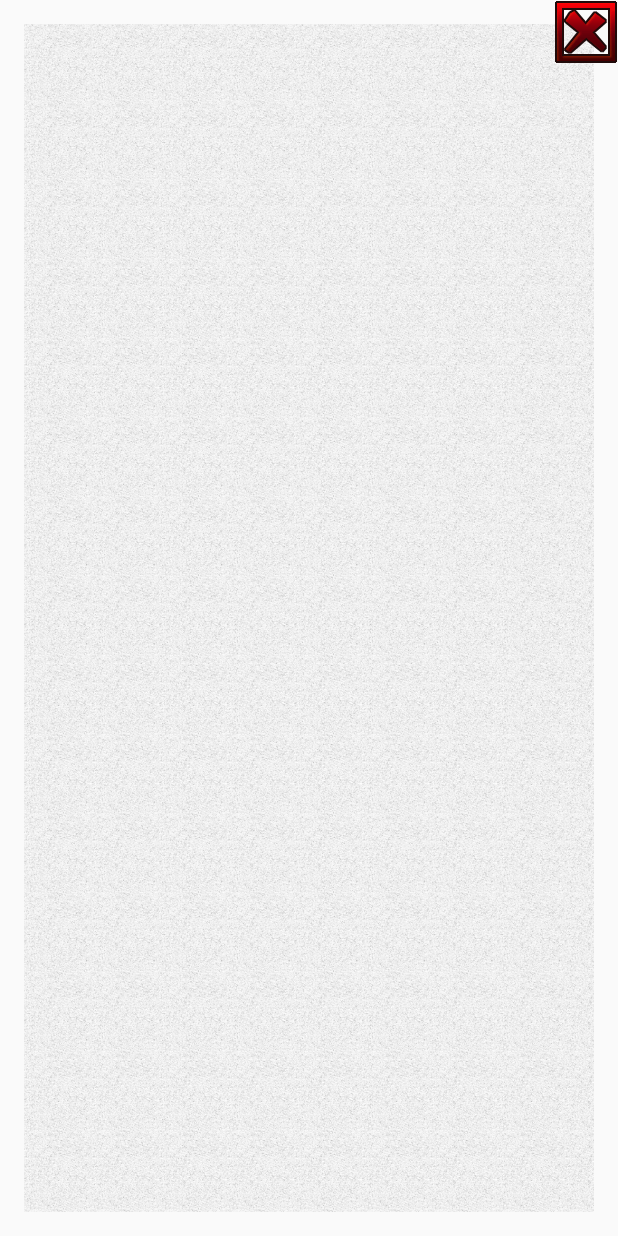
After one commit to ximsfei/ImpossibleRush, an Android app: the layout activity_rankings.xml on its own in the app's theme, with its tools: preview values and no code run, on a phone screen of 412 x 824 dp. The commit adds this screen. Run offline under Robolectric (Android 15) with nearby library versions, the phone set to English and light mode, and no system bars.

Commit message:
Settings Rankings
Signed-off-by: pengfengwang <550616352@qq.com>

```diff
--- a/app/src/main/java/com/ximsfei/rush/PlayGameActivity.java
+++ b/app/src/main/java/com/ximsfei/rush/PlayGameActivity.java
@@ -108,12 +108,12 @@ public class PlayGameActivity extends AppCompatActivity {
         mMediaPlayer = new MediaPlayer();
         mMediaPlayer.setAudioStreamType(AudioManager.STREAM_MUSIC);
         resetMusic();
+        startGame();
     }
 
     @Override
     protected void onStart() {
         super.onStart();
-        startGame();
     }
 
     @Override
--- /dev/null
+++ b/app/src/main/res/layout/activity_rankings.xml
@@ -0,0 +1,24 @@
+<?xml version="1.0" encoding="utf-8"?>
+<RelativeLayout xmlns:android="http://schemas.android.com/apk/res/android"
+    android:layout_width="match_parent"
+    android:layout_height="match_parent"
+    android:background="@android:color/transparent">
+
+    <RelativeLayout
+        android:layout_width="match_parent"
+        android:layout_height="match_parent"
+        android:layout_margin="@dimen/activity_vertical_margin"
+        android:background="@drawable/background"
+        android:orientation="vertical">
+
+    </RelativeLayout>
+
+    <ImageView
+        android:id="@+id/close"
+        android:layout_width="wrap_content"
+        android:layout_height="wrap_content"
+        android:layout_alignParentRight="true"
+        android:layout_alignParentTop="true"
+        android:src="@drawable/btn_close" />
+
+</RelativeLayout>
--- a/app/src/main/res/values/styles.xml
+++ b/app/src/main/res/values/styles.xml
@@ -9,4 +9,9 @@
         <item name="android:windowFullscreen">true</item>
     </style>
 
+    <style name="AppTheme.Dialog" parent="Theme.AppCompat.Light.Dialog">
+        <item name="windowNoTitle">true</item>
+        <item name="android:windowBackground">@android:color/transparent</item>
+    </style>
+
 </resources>
```
Also changed, not shown: app/src/main/AndroidManifest.xml (+8 -0 lines), app/src/main/java/com/ximsfei/rush/BaseDialogActivity.java (added, +20 -0 lines), app/src/main/java/com/ximsfei/rush/MainActivity.java (+7 -0 lines), app/src/main/java/com/ximsfei/rush/RankingsActivity.java (added, +29 -0 lines), app/src/main/java/com/ximsfei/rush/SettingsActivity.java (added, +29 -0 lines), app/src/main/res/layout/activity_settings.xml (added, +24 -0 lines), app/src/main/res/drawable-hdpi/btn_close.png (added).
